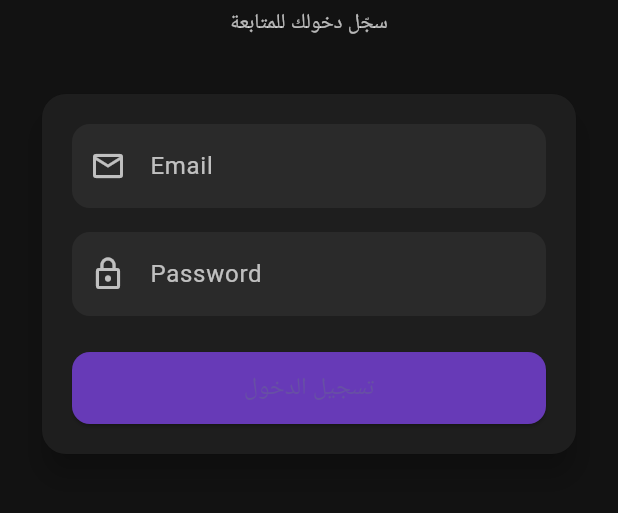
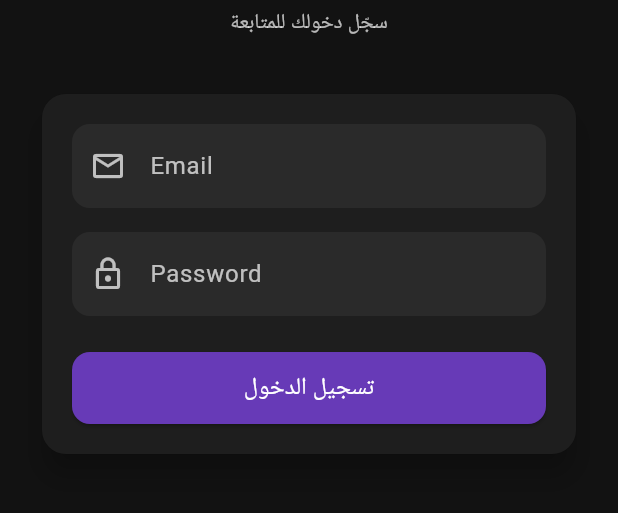
Before and after one commit to Alifouaad24/Photo_gallery-UniversalSystem, a Flutter app: the screen it shows after launch, on a phone screen of 412 x 824 dp, the part 479-992 px from its top. Run offline on Flutter 3.47's test engine with Material 3 defaults, Android fonts, the phone set to English and light mode, and no system bars; our stand-ins replace camera, connectivity_plus, dartz, dio, get, get_storage and 5 more; missing offline and left inert: mobile_scanner; accounts and stored records are empty; network calls fail.

Commit message:
finish  dynamic injjv

```diff
--- a/lib/modules/auth/views/login_screen.dart
+++ b/lib/modules/auth/views/login_screen.dart
@@ -66,8 +66,8 @@ class _LoginCardState extends State<_LoginCard> {
 
   @override
   void dispose() {
-    widget.controller.emailCtrl.dispose();
-    widget.controller.passCtrl.dispose();
+    // widget.controller.emailCtrl.dispose();
+    // widget.controller.passCtrl.dispose();
     super.dispose();
   }
 
@@ -117,12 +117,12 @@ class _LoginCardState extends State<_LoginCard> {
                             width: 22,
                             child: CircularProgressIndicator(
                               strokeWidth: 2,
-                              color: Colors.white,
+                              color: Color.fromARGB(255, 255, 255, 255),
                             ),
                           )
-                        : const Text(
+                        : Text(
                             'تسجيل الدخول',
-                            style: TextStyle(fontSize: 16),
+                            style: TextStyle(fontSize: 16, color: Color.fromARGB(255, 255, 255, 255),),
                           ),
                   ),
                 );
```
